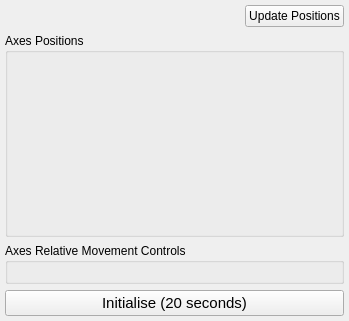
Qt form nplab/instrument/stage/stage.ui (nanophotonics/nplab) before a commit.
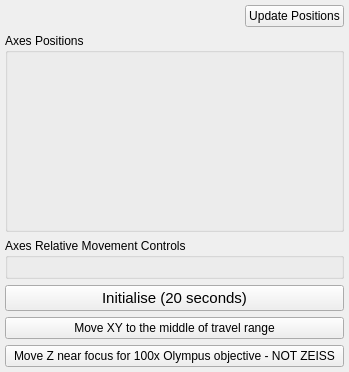
The same form after that commit.

```diff
--- a/nplab/instrument/stage/stage.ui
+++ b/nplab/instrument/stage/stage.ui
@@ -7,7 +7,7 @@
     <x>0</x>
     <y>0</y>
     <width>349</width>
-    <height>321</height>
+    <height>372</height>
    </rect>
   </property>
   <property name="windowTitle">
@@ -110,6 +110,20 @@
        </property>
       </widget>
      </item>
+     <item>
+      <widget class="QPushButton" name="xy_middle_button">
+       <property name="text">
+        <string>Move XY to the middle of travel range</string>
+       </property>
+      </widget>
+     </item>
+     <item>
+      <widget class="QPushButton" name="z_focus_button">
+       <property name="text">
+        <string>Move Z near focus for 100x Olympus objective - NOT ZEISS</string>
+       </property>
+      </widget>
+     </item>
     </layout>
    </item>
   </layout>
```
